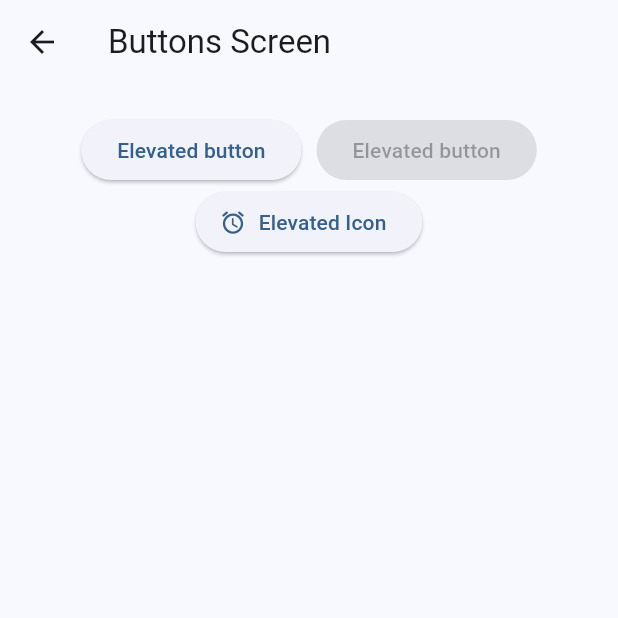
After one commit to LeudysOD/WidgetApp, a Flutter app: the screen it shows after launch, after a tap on "Buttons", on a phone screen of 412 x 824 dp, the top half of it. The commit adds this screen. Run offline on Flutter 3.47's test engine with Material 2 defaults, Android fonts, the phone set to English and light mode, and no system bars; our stand-ins replace go_router.

Commit message:
Go router added

```diff
--- /dev/null
+++ b/lib/config/router/app_router.dart
@@ -0,0 +1,22 @@
+import 'package:go_router/go_router.dart';
+import 'package:widgets_app/presentation/screens/screens.dart';
+
+final appRouter = GoRouter(
+  initialLocation: '/',
+  routes: [
+
+    GoRoute(
+      path: '/',
+      builder: (context, state) => const HomeScreen(),
+    ),
+     GoRoute(
+      path: '/buttons',
+      builder: (context, state) => const ButtonScreen(),
+    ),
+     GoRoute(
+      path: '/cards',
+      builder: (context, state) => const CardScreen(),
+    ),
+
+  ],
+);
--- a/lib/menu/menu_item.dart
+++ b/lib/menu/menu_item.dart
@@ -1,36 +1,36 @@
 import 'package:flutter/material.dart';
 
-class MenuItem{
+class ItemsMenu{
 
   final String title;
     final String subTitle;
       final String link;
         final IconData icon;
 
-   const MenuItem({required this.title, required this.subTitle, required this.link, required this.icon});
+   const ItemsMenu({required this.title, required this.subTitle, required this.link, required this.icon});
 
 
 
 }
-const appMenuItem = <MenuItem> [
-MenuItem(title:'Buttons',
+const appMenuItem = <ItemsMenu> [
+ItemsMenu(title:'Buttons',
  subTitle:'Some button in flutter',
-  link:'.buttons',
+  link:'/buttons',
    icon:Icons.smart_button_outlined),
 
-   MenuItem(title:'Buttons',
+   ItemsMenu(title:'Buttons',
  subTitle:'Some button in flutter',
-  link:'.buttons',
+  link:'/buttons',
    icon:Icons.smart_button_outlined),
 
-   MenuItem(title:'Buttons',
+   ItemsMenu(title:'Buttons',
  subTitle:'Some button in flutter',
-  link:'.buttons',
+  link:'/buttons',
    icon:Icons.smart_button_outlined),
 
-   MenuItem(title:'Buttons',
+   ItemsMenu(title:'Buttons',
  subTitle:'Some button in flutter',
-  link:'.buttons',
+  link:'/buttons',
    icon:Icons.smart_button_outlined)
 
 ];
--- /dev/null
+++ b/lib/presentation/screens/buttons/button_screen.dart
@@ -0,0 +1,45 @@
+import 'package:flutter/material.dart';
+
+class ButtonScreen extends StatelessWidget {
+  const ButtonScreen({super.key});
+  final String name = 'buttons_screen';
+
+  @override
+  Widget build(BuildContext context) {
+    return Scaffold(
+      appBar: AppBar(
+        title: const Text('Buttons Screen'),
+
+      ),
+      body:  _ButtonsView()
+      );
+  }
+}
+
+class _ButtonsView extends StatelessWidget {
+  const _ButtonsView({
+    Key? key,
+  }) : super(key: key);
+
+  @override
+  Widget build(BuildContext context) {
+    return SizedBox(
+      width: double.infinity,
+   child: Padding(
+     padding: const EdgeInsets.symmetric(horizontal: 10, vertical: 20),
+     child: Wrap(
+      alignment: WrapAlignment.center,
+      spacing: 10,
+      crossAxisAlignment: WrapCrossAlignment.center,
+      children: [
+        ElevatedButton(onPressed: () {}, child: const Text('Elevated button'),),
+        ElevatedButton(onPressed: null, child: const Text('Elevated button'),),
+        ElevatedButton.icon(onPressed: (){}, icon: const Icon(Icons.access_alarm_rounded), label: const Text('Elevated Icon')),
+
+
+      ],
+     ),
+   ),
+    );
+  }
+}
--- a/lib/presentation/screens/home/home_screen.dart
+++ b/lib/presentation/screens/home/home_screen.dart
@@ -1,6 +1,5 @@
 import 'package:flutter/material.dart';
-import 'package:flutter/src/widgets/container.dart';
-import 'package:flutter/src/widgets/framework.dart';
+import 'package:go_router/go_router.dart';
 import 'package:widgets_app/menu/menu_item.dart';
 
 class HomeScreen extends StatelessWidget {
@@ -30,11 +29,33 @@ class _HomeView extends StatelessWidget {
 
         final menuItem = appMenuItem[index];
 
-        return ListTile(
-          title: Text(menuItem.title),
-          subtitle: Text(menuItem.subTitle),
-        );
+        return _CustomListTile(menuItem: menuItem);
       },
     );
   }
 }
+
+class _CustomListTile extends StatelessWidget {
+  const _CustomListTile({
+    Key? key,
+    required this.menuItem,
+  }) : super(key: key);
+
+  final ItemsMenu menuItem;
+
+  @override
+  Widget build(BuildContext context) {
+      final colors = Theme.of(context).colorScheme;
+    return ListTile(
+      leading: Icon(menuItem.icon,color: colors.primary),
+      title: Text(menuItem.title),
+      subtitle: Text(menuItem.subTitle),
+      trailing: Icon(Icons.arrow_forward_ios_rounded, color: colors.primary,
+      ),
+      onTap: () {
+        context.push(menuItem.link);
+       /*  Navigator.pushNamed(context,menuItem.link); */
+      },
+    );
+  }
+}
--- /dev/null
+++ b/lib/presentation/screens/screens.dart
@@ -0,0 +1,3 @@
+export  'package:widgets_app/presentation/screens/home/home_screen.dart';
+export  'package:widgets_app/presentation/screens/cards/cards_screen.dart';
+export 'package:widgets_app/presentation/screens/buttons/button_screen.dart';
--- a/pubspec.yaml
+++ b/pubspec.yaml
@@ -36,6 +36,7 @@ dependencies:
   # The following adds the Cupertino Icons font to your application.
   # Use with the CupertinoIcons class for iOS style icons.
   cupertino_icons: ^1.0.2
+  go_router: ^9.0.0
 
 dev_dependencies:
   flutter_test:
```
Also changed, not shown: lib/main.dart (+4 -51 lines), lib/presentation/screens/cards/cards_screen.dart (added, +16 -0 lines), pubspec.lock.
